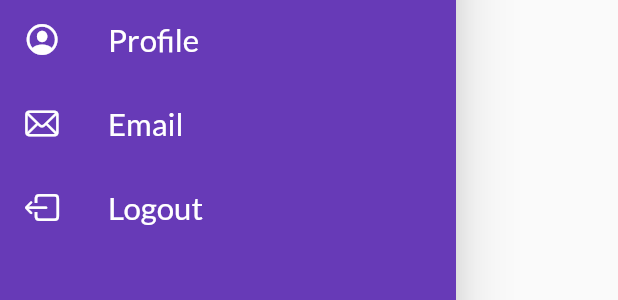
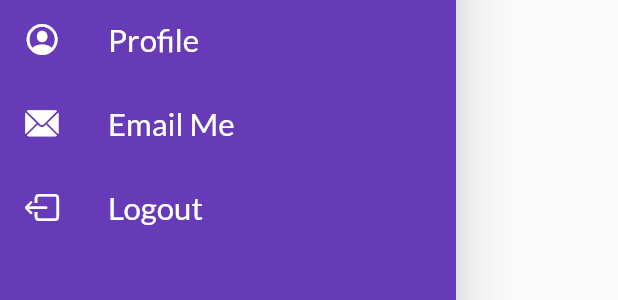
Before and after one commit to imShub/Flutter_catlog, a Flutter app: the MyDrawer widget shown alone on an empty page, opened directly, on a phone screen of 412 x 824 dp. Shown: the part 340-640 px from the top of the screen. Run offline on Flutter 3.47's test engine with Material 2 defaults, Android fonts, the phone set to English and light mode, and no system bars; our stand-ins replace google_fonts; network calls fail.

Commit message:
Day 11 Completed

```diff
--- a/lib/pages/home_page.dart
+++ b/lib/pages/home_page.dart
@@ -10,7 +10,7 @@ class HomePage extends StatelessWidget {
       appBar: AppBar(
         title: Text(
           "Catalog App",
-          textScaleFactor: 1.15,
+          textScaleFactor: 1.4,
         ),
       ),
       body: Center(
--- a/lib/widgets/drawer.dart
+++ b/lib/widgets/drawer.dart
@@ -23,6 +23,7 @@ class MyDrawer extends StatelessWidget {
                 ),
                 currentAccountPicture: CircleAvatar(
                   backgroundImage: NetworkImage(imgUrl),
+                  // radius: ,
                 ),
               ),
             ),
@@ -54,11 +55,11 @@ class MyDrawer extends StatelessWidget {
             ),
             ListTile(
               leading: Icon(
-                CupertinoIcons.mail,
+                CupertinoIcons.mail_solid,
                 color: Colors.white,
               ),
               title: Text(
-                "Email",
+                "Email Me",
                 textScaleFactor: 1.3,
                 style: TextStyle(
                   color: Colors.white,
--- a/lib/widgets/themes.dart
+++ b/lib/widgets/themes.dart
@@ -9,7 +9,7 @@ class MyTheme {
         color: Colors.white,
         elevation: 0.0,
         iconTheme: IconThemeData(color: Colors.black),
-        titleTextStyle: TextStyle(color: Colors.black, fontSize: 20),
+        titleTextStyle: TextStyle(color: Colors.black),
       ));
 
   static ThemeData darktheme(BuildContext context) => ThemeData(
```
Also changed, not shown: lib/models/catlog.dart (+19 -19 lines).
